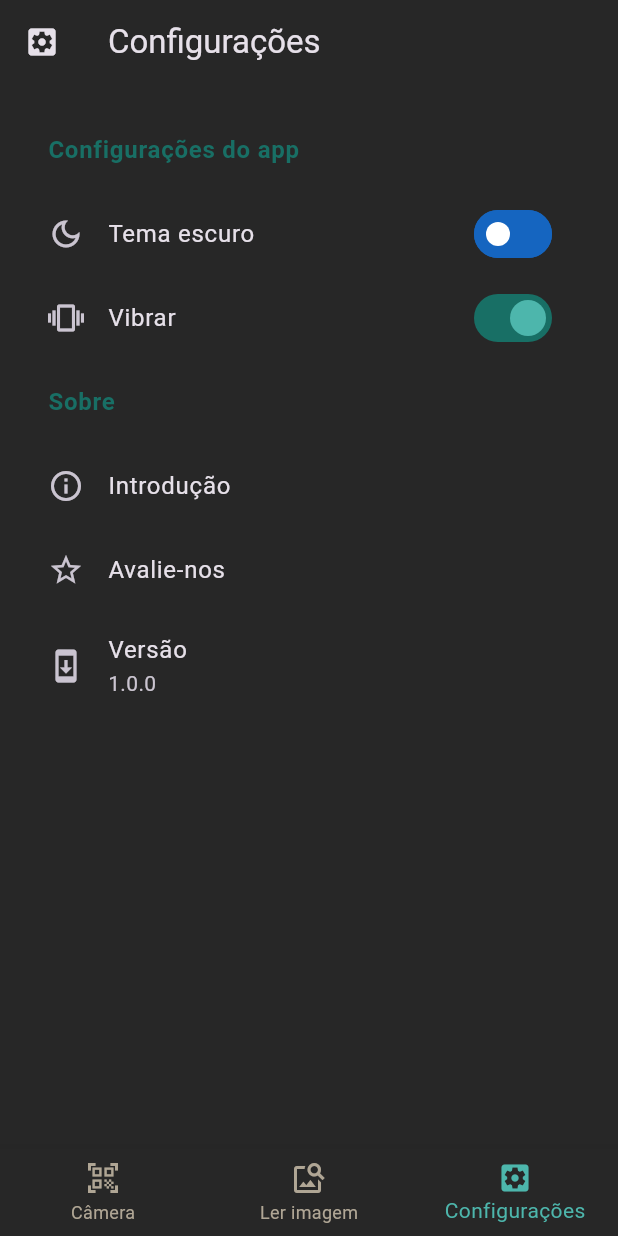
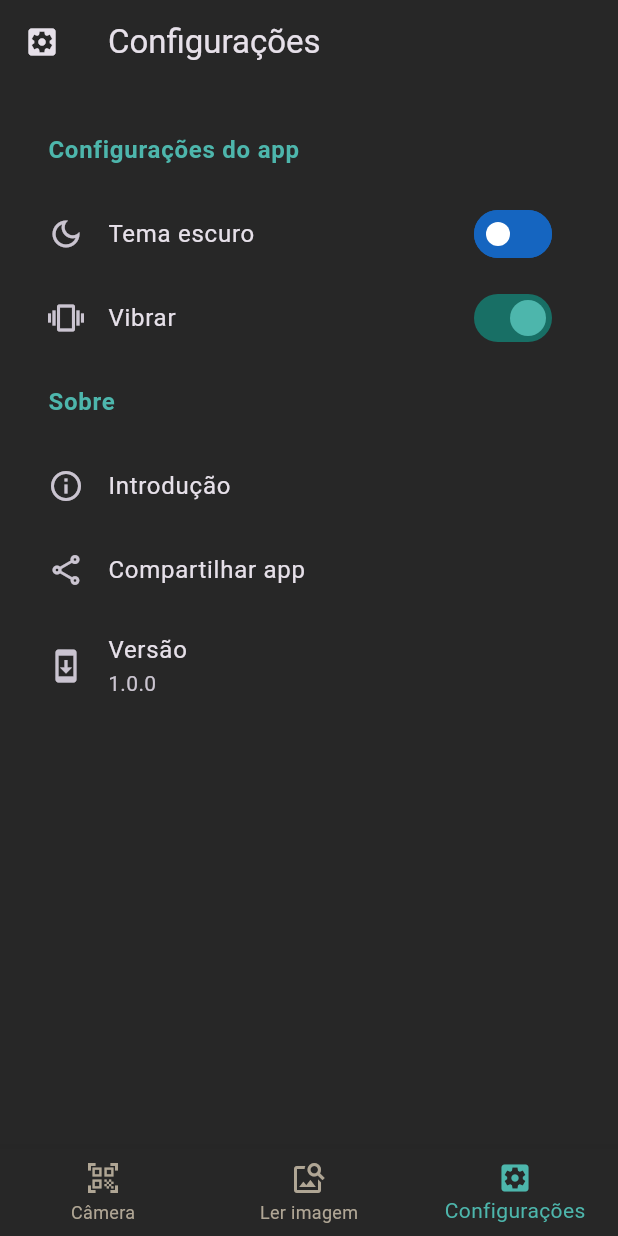
Before and after one commit to S3NTIN3LA/QrScanner, a Flutter app: the screen it shows after launch, item 3 of the bottom bar chosen, on a phone screen of 412 x 824 dp. Run offline on Flutter 3.47's test engine with Material 3 defaults, Android fonts, the phone set to English and light mode, and no system bars; our stand-ins replace image_picker, share_plus, shared_preferences, vibration; missing offline and left inert: flutter_barcode_scanner, google_mlkit_barcode_scanning.

Commit message:
Implementação de compartilhamento

```diff
--- /dev/null
+++ b/l10n.yaml
@@ -0,0 +1,3 @@
+arb-dir: lib/l10n
+template-arb-file: app_en.arb
+output-localization-file: app_localization.dart
--- /dev/null
+++ b/lib/l10n/app_en.arb
@@ -0,0 +1,6 @@
+{
+    "appBarScan":"Reader",
+    "botaoEscanear":"Scan",
+    "appBarImagem":"Images",
+    "botaoImageScan":"Read image"
+}
--- /dev/null
+++ b/lib/l10n/app_pt.arb
@@ -0,0 +1,6 @@
+{
+    "appBarScan":"Leitor",
+    "botaoEscanear":"Escanear",
+    "appBarImagem":"Imagens",
+    "botaoImageScan":"Ler imagem"
+}
--- a/lib/pages/configuracao.dart
+++ b/lib/pages/configuracao.dart
@@ -4,6 +4,7 @@ import 'package:leitor_qrcode/funcoes/vibration_provider.dart';
 import 'package:leitor_qrcode/styles/colors.dart';
 import 'package:leitor_qrcode/styles/themes.dart';
 import 'package:provider/provider.dart';
+import 'package:share_plus/share_plus.dart';
 import 'package:vibration/vibration.dart';
 
 class Configuracoes extends StatefulWidget {
@@ -13,9 +14,14 @@ class Configuracoes extends StatefulWidget {
   State<Configuracoes> createState() => _ConfiguracoesState();
 }
 
+void _compartilhar(BuildContext context, String url) {
+  Share.share(url);
+}
+
 class _ConfiguracoesState extends State<Configuracoes> {
-  bool abrirLinks = false;
-  bool botaoTemas = true;
+  //bool abrirLinks = false;
+  String linkCompartilhar =
+      'https://play.google.com/store/apps/details?id=com.qrscanner.appbr';
   @override
   Widget build(BuildContext context) {
     final temaProvider = Provider.of<ThemeProvider>(context);
@@ -40,7 +46,9 @@ class _ConfiguracoesState extends State<Configuracoes> {
                 'Configurações do app',
                 style: TextStyle(
                   fontWeight: FontWeight.bold,
-                  color: botaoTemas ? MinhasCores.secundaria : Colors.teal[300],
+                  color: temaClaroAtivado
+                      ? MinhasCores.secundaria
+                      : Colors.teal[300],
                 ),
               ),
             ),
@@ -108,7 +116,9 @@ class _ConfiguracoesState extends State<Configuracoes> {
                 'Sobre',
                 style: TextStyle(
                   fontWeight: FontWeight.bold,
-                  color: botaoTemas ? MinhasCores.secundaria : Colors.teal[300],
+                  color: temaClaroAtivado
+                      ? MinhasCores.secundaria
+                      : Colors.teal[300],
                 ),
               ),
             ),
@@ -127,15 +137,16 @@ class _ConfiguracoesState extends State<Configuracoes> {
             ),
             ListTile(
               leading: const Icon(
-                Icons.star_border,
+                Icons.share_outlined,
               ),
               title: const Text(
-                'Avalie-nos',
+                'Compartilhar app',
               ),
               onTap: () {
                 if (vibrationOn) {
                   Vibration.vibrate(duration: 50);
                 }
+                _compartilhar(context, linkCompartilhar);
               },
             ),
             const ListTile(
--- a/pubspec.yaml
+++ b/pubspec.yaml
@@ -14,6 +14,8 @@ dependencies:
   flutter:
     sdk: flutter
 
+  flutter_localizations:
+    sdk: flutter
 
 
   cupertino_icons: ^1.0.6
@@ -44,6 +46,8 @@ flutter:
 
   uses-material-design: true
 
+  generate: true
+
   # To add assets to your application, add an assets section, like this:
   assets:
     - assets/
```
Also changed, not shown: lib/pages/leitor_camera.dart (+20 -5 lines), lib/pages/leitor_imagens.dart (+19 -5 lines), pubspec.lock.
